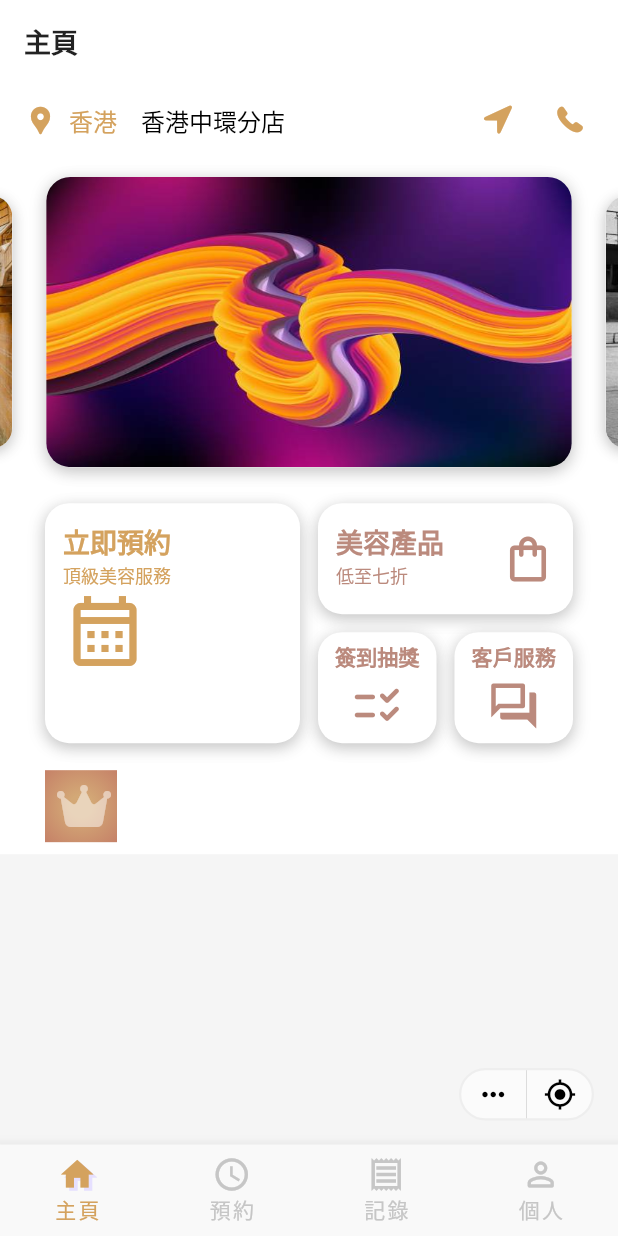
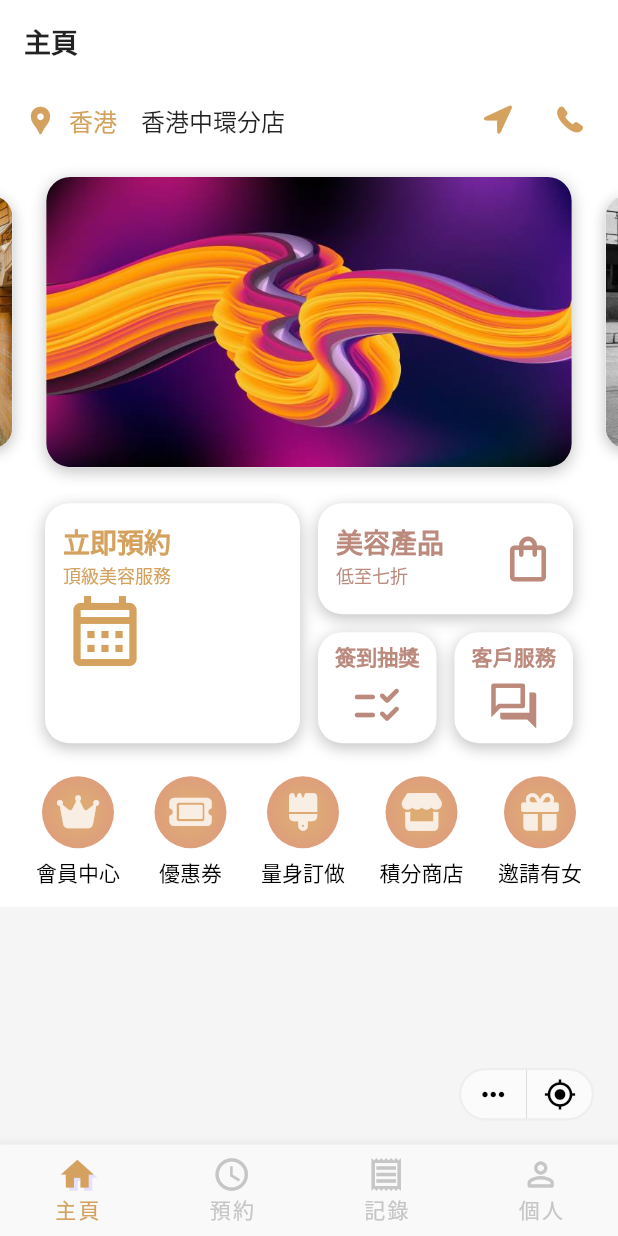
Before and after one commit to tomchan123/glamsy_prototype, a Flutter app: the screen it shows after launch, on a phone screen of 412 x 824 dp. Run offline on Flutter 3.47's test engine with Material 2 defaults, Android fonts, the phone set to English and light mode, and no system bars; drawn by our look-alikes of carousel_slider; our stand-ins replace font_awesome_flutter.

Commit message:
add array of action buttons to home

```diff
--- a/lib/ui/component/circular_action_button/circular_action_button.dart
+++ b/lib/ui/component/circular_action_button/circular_action_button.dart
@@ -1,5 +1,6 @@
 import 'package:flutter/material.dart';
 import 'package:flutter/widgets.dart';
+import 'package:font_awesome_flutter/font_awesome_flutter.dart';
 
 class CircularActionButton extends StatelessWidget {
   IconData icon;
@@ -15,25 +16,39 @@ class CircularActionButton extends StatelessWidget {
   Widget build(BuildContext context){
     var theme = Theme.of(context);
 
-    return Column(
+    var radius = 24.0;
+
+    return GestureDetector(
+      onTap: () {},
+      child: Column(
         children: [
           Container(
-          padding: EdgeInsets.all(8),
+            width: radius * 2,
+            height: radius * 2,
             decoration: BoxDecoration(
               gradient: RadialGradient(
-              colors: [Color(0xffd3a876), Color(0xffc37a65)],
+                colors: [Color(0xffdeab75), Color(0xffde9382)],
                 stops: [0.2, 1],
                 center: Alignment.center,
                 radius: 0.8,
               ),
+              borderRadius: BorderRadius.circular(radius)
             ),
-          child: Icon(
+            child: Center(
+              child: FaIcon(
                 icon,
-            size: 32,
-            color: Colors.white.withOpacity(0.5),
+                size: radius*2 * 0.52,
+                color: Colors.white.withOpacity(0.8),
               ),
+            )
           ),
+          SizedBox(height: 6,),
+          Text(
+            label,
+            style: theme.textTheme.labelMedium,
+          )
         ]
+      ),
     );
   }
 }
--- a/lib/ui/page/home/home.dart
+++ b/lib/ui/page/home/home.dart
@@ -69,7 +69,7 @@ class _HomePageState extends State<HomePage> {
                   ),
                   label: Text(
                     "香港",
-                    style: theme.textTheme.labelMedium!.copyWith(
+                    style: theme.textTheme.bodyMedium!.copyWith(
                       color: theme.colorScheme.primary,
                     ),
                   ),
@@ -78,7 +78,7 @@ class _HomePageState extends State<HomePage> {
                 Expanded(
                   child: Text(
                     "香港中環分店",
-                    style: theme.textTheme.labelMedium,
+                    style: theme.textTheme.bodyMedium,
                   ),
                 ),
                 IconButton(
@@ -129,15 +129,32 @@ class _HomePageState extends State<HomePage> {
   ) {
     return Padding(
       padding: const EdgeInsets.symmetric(
-        horizontal: 30,
-        vertical: 8,
+        horizontal: 24,
+        vertical: 12,
       ),
       child: Row(
+        mainAxisAlignment: MainAxisAlignment.spaceBetween,
         children: [
           CircularActionButton(
             icon: FontAwesomeIcons.crown,
             label: "會員中心"
-          )
+          ),
+          CircularActionButton(
+            icon: FontAwesomeIcons.ticket,
+            label: "優惠券"
+          ),
+          CircularActionButton(
+            icon: FontAwesomeIcons.brush,
+            label: "量身訂做"
+          ),
+          CircularActionButton(
+            icon: FontAwesomeIcons.store,
+            label: "積分商店"
+          ),
+          CircularActionButton(
+            icon: FontAwesomeIcons.gift,
+            label: "邀請有女"
+          ),
         ],
       ),
     );
--- a/lib/ui/theme/theme_data.dart
+++ b/lib/ui/theme/theme_data.dart
@@ -20,11 +20,11 @@ class AppTheme {
           fontWeight: FontWeight.bold,
         ),
         titleLarge: TextStyle(
-          fontSize: 200,
+          fontSize: 26,
           fontWeight: FontWeight.bold,
         ),
         labelMedium: TextStyle(
-          fontSize: 16,
+          fontSize: 14,
           fontWeight: FontWeight.w500,
         ),
         bodySmall: TextStyle(
@@ -35,6 +35,10 @@ class AppTheme {
           fontSize: 14,
           fontWeight: FontWeight.bold,
         ),
+        bodyMedium: TextStyle(
+          fontSize: 16,
+          fontWeight: FontWeight.w500,
+        )
       ),
       colorScheme: const ColorScheme.light(
         background: Colors.white,
```
Lines whose indentation alone changed are shown as unchanged.
